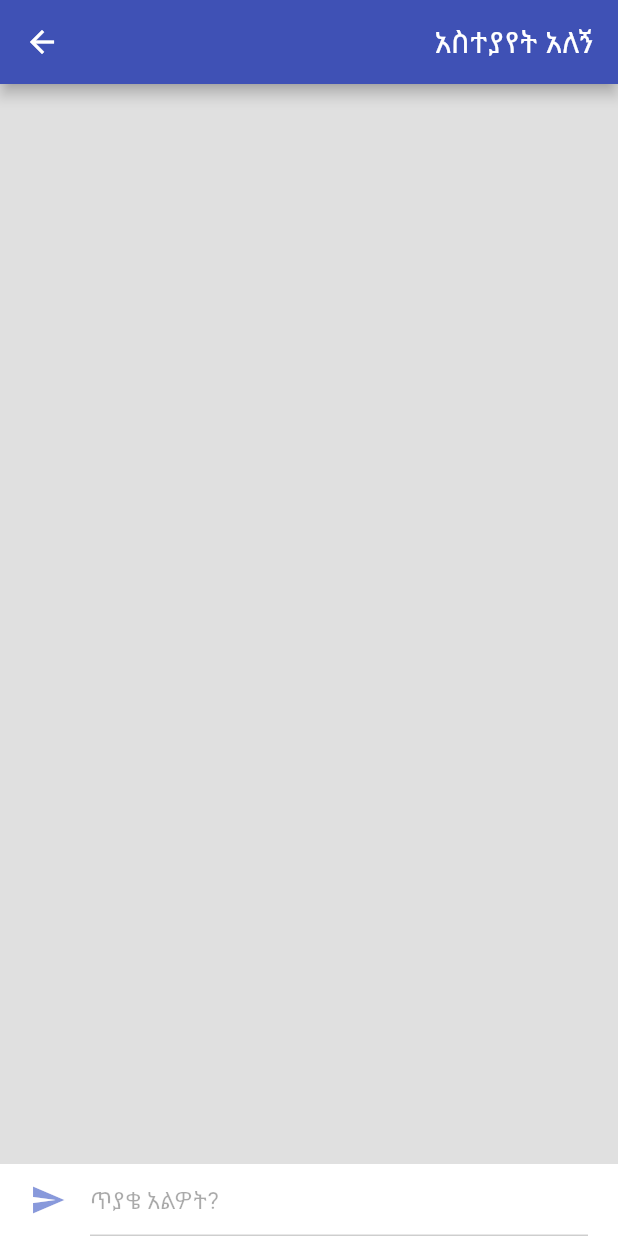
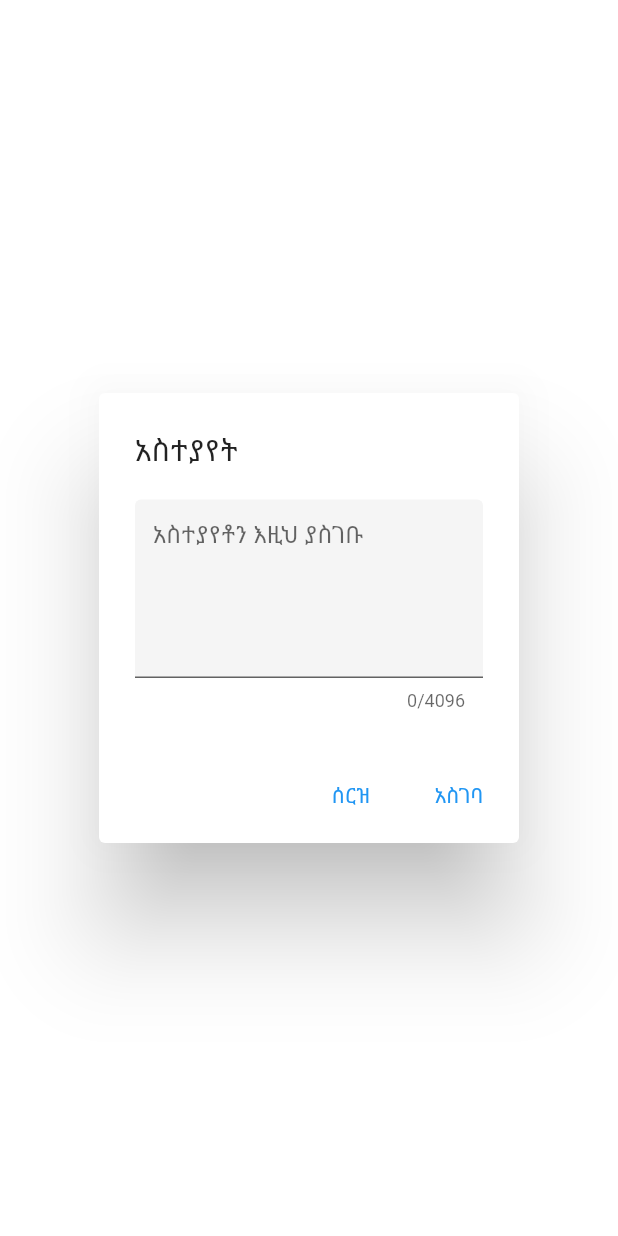
Before and after one commit to biniyaminr/test_chatbot, a Flutter app: the HomeScreen screen opened directly, after a tap on "አስተያየት አለኝ", on a phone screen of 412 x 824 dp. Run offline on Flutter 3.47's test engine with Material 2 defaults, Android fonts, the phone set to English and light mode, and no system bars; our stand-ins replace bubble.

Commit message:
feedbackdialog box is done

```diff
--- /dev/null
+++ b/lib/FeedbackDialog.dart
@@ -0,0 +1,99 @@
+import 'package:flutter/material.dart';
+import 'package:test_chatbot/chatbotFeedback.dart';
+import 'package:http/http.dart' as http;
+import 'dart:convert';
+import 'dart:core';
+
+class FeedbackDialog extends StatefulWidget {
+  const FeedbackDialog({Key? key}) : super(key: key);
+
+  @override
+  State<FeedbackDialog> createState() => _FeedbackDialogState();
+}
+
+class _FeedbackDialogState extends State<FeedbackDialog> {
+  final TextEditingController _controller = TextEditingController();
+  final GlobalKey<FormState> _formKey = GlobalKey();
+
+  @override
+  void dispose() {
+    _controller.dispose();
+    super.dispose();
+  }
+
+  @override
+  Widget buildTransitions(BuildContext context, Animation<double> animation,
+      Animation<double> secondaryAnimation, Widget child) {
+    return child;
+  }
+
+
+  @override
+  Widget build(BuildContext context) {
+    return AlertDialog(
+      title: Text("አስተያየት"),
+      elevation: 30.0,
+      content: Form(
+        key: _formKey,
+        child: TextFormField(
+          controller: _controller,
+          keyboardType: TextInputType.multiline,
+          decoration: const InputDecoration(
+            hintText: 'አስተያየቶን እዚህ ያስገቡ',
+            filled: true,
+          ),
+          maxLines: 5,
+          maxLength: 4096,
+          textInputAction: TextInputAction.done,
+          validator: (String? text) {
+            if (text == null || text.isEmpty) {
+              return 'አስተያየቶን በትክክል እዚ አላስገቡም';
+            }
+            return null;
+          },
+        ),
+      ),
+      actions: [
+        TextButton(
+          child: const Text('ሰርዝ'),
+          onPressed: () => Navigator.pop(context),
+        ),
+        TextButton(
+          child: const Text('አስገባ'),
+          onPressed: () async {
+            var response = await getFeedback();
+            return response;
+          }),
+      ],
+    );
+  }
+
+  Future getFeedback() async{
+    if(_controller.text.length > 0){
+      var client = getClient();
+      var body = {
+        "feedback":"I have some unresolved issue"
+      };
+      try{
+        final feedback = await client.post(
+          Uri.parse('https://amharic-chatbot-for-aau-admin.herokuapp.com/postfeedback'),
+          headers: {"Content-Type": "application/json"},
+          body: json.encode(body),
+        );
+        print(feedback.body);
+      }
+      finally{
+        client.close();
+        _controller.clear();
+        Future.error("could not response your answer");
+      }
+    }
+
+
+
+  }
+  http.Client getClient(){
+    return http.Client();
+
+  }
+}
--- a/lib/chat.dart
+++ b/lib/chat.dart
@@ -3,6 +3,7 @@ import 'dart:core';
 import 'package:bubble/bubble.dart';
 import 'package:flutter/material.dart';
 import 'package:http/http.dart' as http;
+import 'package:test_chatbot/FeedbackDialog.dart';
 import 'chatbotResponse.dart';
 
 
@@ -61,7 +62,8 @@ class _HomeScreenState extends State<HomeScreen> {
             alignment: Alignment.topRight,
             child:  GestureDetector(
               onTap: () {
-
+                print("I was touched");
+                Navigator.of(context).pushReplacement(MaterialPageRoute(builder: (BuildContext context)=> FeedbackDialog()));
               },
               child: Text("አስተያየት አለኝ"),
             ),
@@ -87,16 +89,26 @@ class _HomeScreenState extends State<HomeScreen> {
                   padding: EdgeInsets.only(left: 20, right: 20),
                   child: TextField(
                     // style: TextStyle(color: Colors.black),
-                    decoration: InputDecoration( icon: Icon( Icons.send, color: Colors.indigo,),
-                      hintText: "ጥያቄ አልዎት?", fillColor: Colors.white12,),
+                    decoration: InputDecoration(
+
+                      suffixIcon: OutlinedButton(
+                        onPressed: () async {
+                          var response = await getResponse();
+                          insertSingleItem(response.answer);
+                        },
+                        child: Icon(
+                          Icons.send,
+                          color: Colors.indigo,
+                        ),
+                      ),
+                      hintText: "ጥያቄ አልዎት?",
+                     fillColor: Colors.white12,),
                     controller: queryController,
                     textInputAction: TextInputAction.send,
                     onSubmitted: (msg)
-                    {
-                      // setState(() {
-                      //   _data.add(msg);
-                      // });
-                      this.getResponse();
+                    async {
+                      var response = await getResponse();
+                      insertSingleItem(response.answer);
                     },
                   ),
                 ),
--- /dev/null
+++ b/lib/colors.dart
@@ -0,0 +1,6 @@
+import 'package:flutter/material.dart';
+
+@immutable
+class AppColors{
+  final White = const Color(0xFFFFFFFF);
+}
--- a/lib/main.dart
+++ b/lib/main.dart
@@ -68,9 +68,7 @@ class _MyHomePageState extends State<MyHomePage> {
             alignment: Alignment.topRight,
             child:  GestureDetector(
               onLongPress: () {
-                postAnswer();
               },
-              child: Text("አስተያየት አለኝ"),
             ),
           )
       ),
@@ -83,6 +81,8 @@ class _MyHomePageState extends State<MyHomePage> {
         ),
       ),
       floatingActionButton: FloatingActionButton(
+        backgroundColor: Colors.deepPurple,
+        hoverColor: Colors.indigo,
         onPressed:  (){
           Navigator.push(
               context,
```
Also changed, not shown: lib/chatbotFeedback.dart (added, +18 -0 lines).
